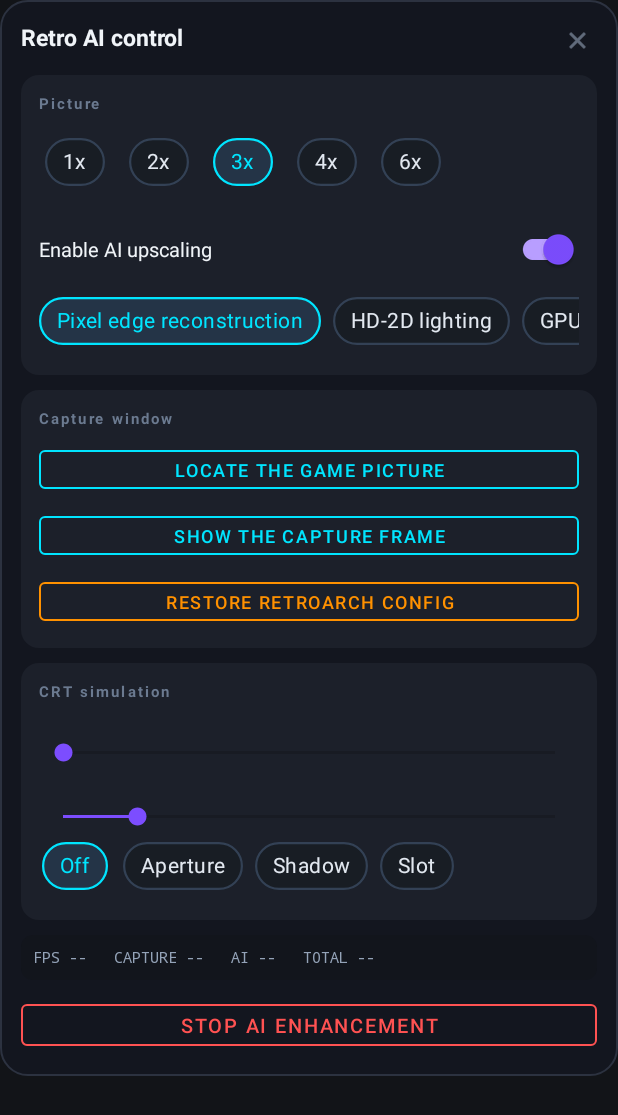
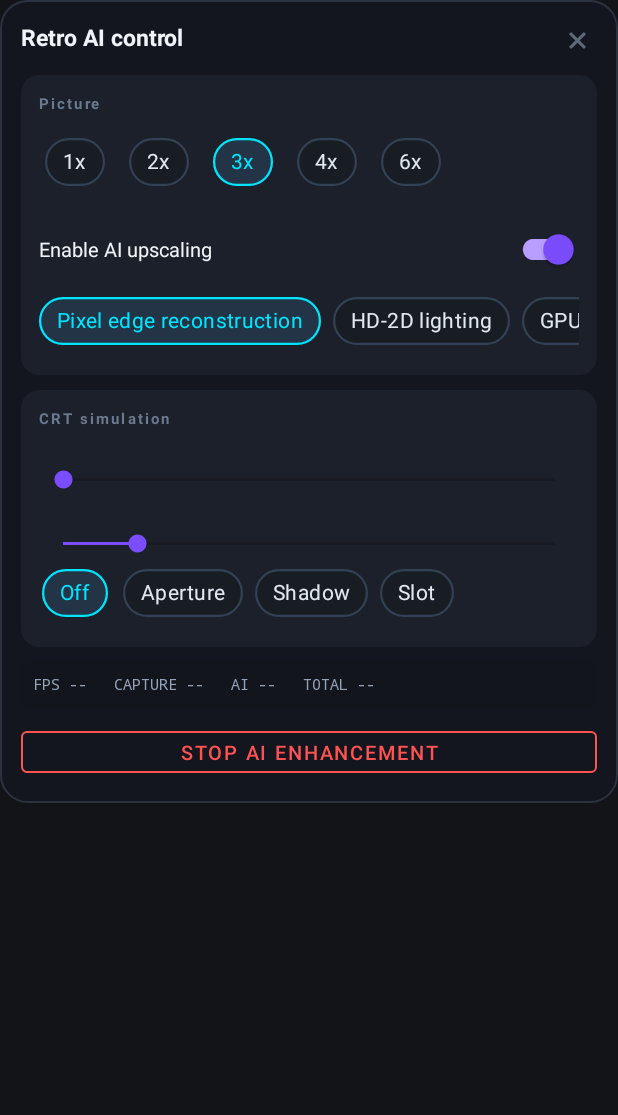
Before and after one commit to sankerXD/RetroAI-Scaler, an Android app: the layout layout_floating_menu.xml on its own in the app's theme, with its tools: preview values and no code run, on a phone screen of 412 x 824 dp. Shown: the top 1115 px of the screen. Run offline under Robolectric (Android 15) with nearby library versions, the phone set to English and light mode, and no system bars.

Commit message:
polish: drop the capture-window section, enlarge the status line
Locating the game picture, showing the capture frame and restoring
RetroArch's config were all answers to a problem that no longer exists.
The picture comes from the emulator at its own resolution: there is no
window to find, nothing to line up, and no config of RetroArch's that we
changed. The functions stay in the file - the capture route still needs
every one of them - only the menu entries are gone.

The status card lost a line when the usage hint went, and reads thin at
16sp with nothing under it. Twenty.

Co-Authored-By: Claude Opus 5 <noreply@anthropic.com>

```diff
--- a/app/src/main/java/com/retroai/scaler/ui/FloatingBallManager.kt
+++ b/app/src/main/java/com/retroai/scaler/ui/FloatingBallManager.kt
@@ -516,27 +516,17 @@ class FloatingBallManager(
                 applyRenderProfile()
             }
 
-                                                root.findViewById<Button>(R.id.btnToggleGuide).apply {
-            updateGuideButtonText(this)
-            setOnClickListener {
-                profile.showSourceGuide = !profile.showSourceGuide
-                updateGuideButtonText(this)
-                applyRenderProfile()
-                // The numbers behind the ring, so a misaligned capture window
-                // can be read off directly instead of through logcat.
-                Toast.makeText(
-                    context,
-                    profile.getSummaryText(context, screenWidth, screenHeight),
-                    Toast.LENGTH_LONG
-                ).show()
-            }
-        }
-
-        root.findViewById<Button>(R.id.btnDetectSource).setOnClickListener { detectSourceWindow() }
-        root.findViewById<Button>(R.id.btnDetectSource).setOnLongClickListener {
-            clearDetectedWindow(); true
-        }
-        root.findViewById<Button>(R.id.btnRestoreRaConfig).setOnClickListener { restoreRetroArchConfig() }
+        /*
+         * The capture-window section is gone from the menu.
+         *
+         * Locating the game picture, showing the capture frame and restoring
+         * RetroArch's config were all answers to a problem that no longer
+         * exists: the picture comes from the emulator at its own resolution, so
+         * there is no window to find, nothing to line up, and no config of
+         * RetroArch's that we changed. detectSourceWindow(), the guide toggle
+         * and restoreRetroArchConfig() stay in this file - the capture route
+         * still needs every one of them.
+         */
 
         calibrateButton = root.findViewById<Button>(R.id.btnCalibrateAi).apply {
             setOnClickListener {
--- a/app/src/main/res/layout/activity_main.xml
+++ b/app/src/main/res/layout/activity_main.xml
@@ -68,7 +68,7 @@
                         android:layout_marginStart="12dp"
                         android:text="@string/status_service_stopped"
                         android:textColor="@color/text_primary"
-                        android:textSize="16sp"
+                        android:textSize="20sp"
                         android:textStyle="bold" />
                 </LinearLayout>
 
--- a/app/src/main/res/layout/layout_floating_menu.xml
+++ b/app/src/main/res/layout/layout_floating_menu.xml
@@ -245,50 +245,6 @@
                 style="@style/MenuSectionLabel"
                 android:layout_width="wrap_content"
                 android:layout_height="wrap_content"
-                android:text="@string/menu_section_viewport" />
-
-            <Button
-                android:id="@+id/btnDetectSource"
-                style="@style/Widget.MaterialComponents.Button.OutlinedButton"
-                android:layout_width="match_parent"
-                android:layout_height="38dp"
-                android:text="@string/menu_detect_source"
-                android:textColor="@color/primary"
-                android:textSize="12sp"
-                app:strokeColor="@color/primary" />
-            <Button
-                android:id="@+id/btnToggleGuide"
-                style="@style/Widget.MaterialComponents.Button.OutlinedButton"
-                android:layout_width="match_parent"
-                android:layout_height="38dp"
-                android:layout_marginTop="6dp"
-                android:text="@string/menu_show_guide"
-                android:textColor="@color/primary"
-                android:textSize="12sp"
-                app:strokeColor="@color/primary" />
-            <Button
-                android:id="@+id/btnRestoreRaConfig"
-                style="@style/Widget.MaterialComponents.Button.OutlinedButton"
-                android:layout_width="match_parent"
-                android:layout_height="38dp"
-                android:layout_marginTop="6dp"
-                android:text="@string/menu_restore_ra_config"
-                android:textColor="@color/accent_orange"
-                android:textSize="12sp"
-                app:strokeColor="@color/accent_orange" />
-        </LinearLayout>
-        <LinearLayout
-            android:layout_width="match_parent"
-            android:layout_height="wrap_content"
-            android:layout_marginTop="10dp"
-            android:background="@drawable/bg_menu_section"
-            android:orientation="vertical"
-            android:padding="12dp">
-
-            <TextView
-                style="@style/MenuSectionLabel"
-                android:layout_width="wrap_content"
-                android:layout_height="wrap_content"
                 android:text="@string/menu_section_retro" />
 
             <TextView
```
